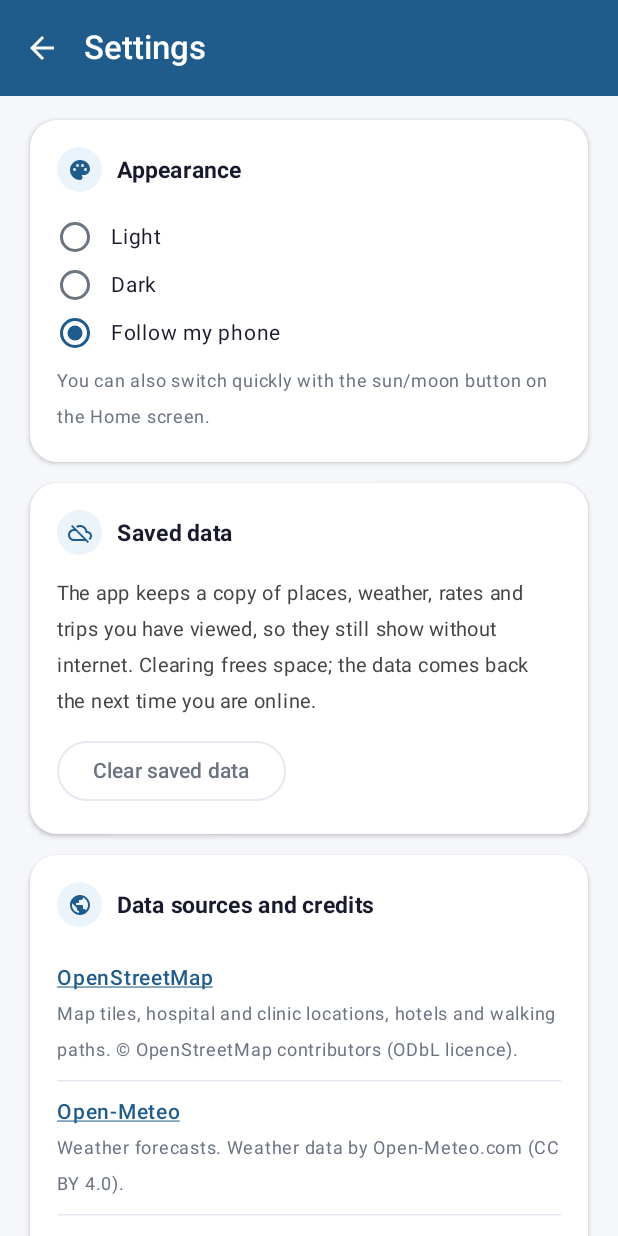
After one commit to pallavkafle/TrialMind, an Android app built with Jetpack Compose: the SettingsScreen screen opened through its navigation route, on a phone screen of 412 x 824 dp. The commit adds this screen. Run offline under Robolectric (Android 15) with nearby library versions, the phone set to English and light mode, and no system bars; our stand-ins replace Room's generated code; network calls fail; pictures from the network do not load.

Commit message:
A9: Settings (theme choice, saved data, credits, version), search bar opens Places, hotel area chips, greeting by time, bell removed, map messages as toast

```diff
--- a/frontend/app/src/main/java/com/example/trailmind/AppNavigation.kt
+++ b/frontend/app/src/main/java/com/example/trailmind/AppNavigation.kt
@@ -1,5 +1,6 @@
 package com.example.trailmind
 
+import com.example.trailmind.ui.settings.SettingsScreen
 import com.example.trailmind.ui.account.SavedPlacesScreen
 import com.example.trailmind.ui.account.ProfileScreen
 import com.example.trailmind.ui.account.LocalFavorites
@@ -76,6 +77,7 @@ object Routes {
     const val MAP = "map"
     const val PROFILE = "profile"
     const val SAVED = "saved_places"
+    const val SETTINGS = "settings"
     const val HOTELS = "hotels?destination={destination}"
     const val PLACES = "places/{category}"
     const val PLACE = "place/{name}"
@@ -108,7 +110,8 @@ fun AppNavigator() {
             openPlaces = { navController.navigate(Routes.places("All")) },
             openProfile = { navController.navigate(Routes.PROFILE) },
             openSaved = { navController.navigate(Routes.SAVED) },
-            openSettings = { navController.navigate(Routes.comingSoon("settings")) }
+            openSettings = { navController.navigate(Routes.SETTINGS) },
+            openSearch = { navController.navigate(Routes.places("Search")) }
         )
     }
     val mapActions = remember(navController) {
@@ -270,6 +273,10 @@ fun AppNavigator() {
             )
         }
 
+        composable(Routes.SETTINGS) {
+            SettingsScreen(onBack = { navController.popBackStack() })
+        }
+
         composable(Routes.PROFILE) {
             ProfileScreen(onBack = { navController.popBackStack() })
         }
--- a/frontend/app/src/main/java/com/example/trailmind/data/repository/HotelRepository.kt
+++ b/frontend/app/src/main/java/com/example/trailmind/data/repository/HotelRepository.kt
@@ -18,6 +18,12 @@ class HotelRepository {
             ApiClient.gatewayApi.nearbyHotels(destination, lat, lon, type, LIMIT, radiusKm)
         }
 
+    // a city hub such as Pokhara (Lakeside) or Namche; the server matches the name
+    suspend fun byCity(city: String, type: String?, radiusKm: Int): Resource<NearbyHotelsResponse> =
+        cachedApiCall("hotelcity:$city:${type ?: "all"}:$radiusKm", "Could not load places to stay") {
+            ApiClient.gatewayApi.nearbyHotelsByCity(city, type, LIMIT, radiusKm)
+        }
+
     companion object {
         private const val LIMIT = 15
     }
--- a/frontend/app/src/main/java/com/example/trailmind/ui/account/AppActions.kt
+++ b/frontend/app/src/main/java/com/example/trailmind/ui/account/AppActions.kt
@@ -8,7 +8,8 @@ class AppActions(
     val openPlaces: () -> Unit,
     val openProfile: () -> Unit,
     val openSaved: () -> Unit,
-    val openSettings: () -> Unit
+    val openSettings: () -> Unit,
+    val openSearch: () -> Unit = {}
 )
 
 val LocalAppActions = compositionLocalOf { AppActions({}, {}, {}, {}, {}) }
--- a/frontend/app/src/main/java/com/example/trailmind/ui/map/MapScreen.kt
+++ b/frontend/app/src/main/java/com/example/trailmind/ui/map/MapScreen.kt
@@ -174,7 +174,7 @@ fun MapScreen(
     LaunchedEffect(Unit) { placesVm.load() }
     LaunchedEffect(message) {
         message?.let {
-            snackbar.showSnackbar(it)
+            android.widget.Toast.makeText(context, it, android.widget.Toast.LENGTH_LONG).show()
             mapVm.clearMessage()
         }
     }
--- /dev/null
+++ b/frontend/app/src/main/java/com/example/trailmind/ui/settings/SettingsScreen.kt
@@ -0,0 +1,214 @@
+package com.example.trailmind.ui.settings
+
+import android.content.Context
+import android.os.Build
+import android.widget.Toast
+import androidx.compose.foundation.clickable
+import androidx.compose.foundation.layout.*
+import androidx.compose.foundation.rememberScrollState
+import androidx.compose.foundation.selection.selectable
+import androidx.compose.foundation.shape.RoundedCornerShape
+import androidx.compose.foundation.verticalScroll
+import androidx.compose.material.icons.Icons
+import androidx.compose.material.icons.automirrored.filled.ArrowBack
+import androidx.compose.material.icons.filled.CloudOff
+import androidx.compose.material.icons.filled.Info
+import androidx.compose.material.icons.filled.Palette
+import androidx.compose.material.icons.filled.Public
+import androidx.compose.material3.*
+import androidx.compose.runtime.*
+import androidx.compose.ui.Alignment
+import androidx.compose.ui.Modifier
+import androidx.compose.ui.graphics.Color
+import androidx.compose.ui.platform.LocalContext
+import androidx.compose.ui.platform.LocalUriHandler
+import androidx.compose.ui.semantics.Role
+import androidx.compose.ui.text.font.FontWeight
+import androidx.compose.ui.text.style.TextDecoration
+import androidx.compose.ui.unit.dp
+import androidx.compose.ui.unit.sp
+import com.example.trailmind.data.local.OfflineCache
+import com.example.trailmind.ui.components.SectionCard
+import com.example.trailmind.ui.home.TrailBlue
+import com.example.trailmind.ui.theme.Pal
+import com.example.trailmind.ui.theme.ThemePrefs
+
+private data class Credit(val name: String, val text: String, val url: String?)
+
+private val credits = listOf(
+    Credit(
+        "OpenStreetMap",
+        "Map tiles, hospital and clinic locations, hotels and walking paths. © OpenStreetMap contributors (ODbL licence).",
+        "https://www.openstreetmap.org/copyright"
+    ),
+    Credit(
+        "Open-Meteo",
+        "Weather forecasts. Weather data by Open-Meteo.com (CC BY 4.0).",
+        "https://open-meteo.com"
+    ),
+    Credit(
+        "Exchange Rate API",
+        "Currency rates (open access, updated once a day).",
+        "https://www.exchangerate-api.com"
+    ),
+    Credit(
+        "Google Gemini",
+        "Writes the day-by-day itinerary text and helps read free-text trip requests. " +
+            "Distances, costs and permits are calculated by the app.",
+        "https://ai.google.dev"
+    ),
+    Credit(
+        "DistilBERT (Hugging Face)",
+        "Checks traveller reviews for sentiment and safety hazards.",
+        "https://huggingface.co"
+    ),
+    Credit(
+        "Permit and entry fees",
+        "Researched from public sources and can change. Always confirm with the park, office or agency before you travel.",
+        null
+    )
+)
+
+@Suppress("DEPRECATION")
+private fun appVersion(context: Context): String = try {
+    val info = context.packageManager.getPackageInfo(context.packageName, 0)
+    val code = if (Build.VERSION.SDK_INT >= 28) info.longVersionCode else info.versionCode.toLong()
+    "${info.versionName} ($code)"
+} catch (e: Exception) {
+    "1.0"
+}
+
+@OptIn(ExperimentalMaterial3Api::class)
+@Composable
+fun SettingsScreen(onBack: () -> Unit) {
+    val context = LocalContext.current
+    val uriHandler = LocalUriHandler.current
+    val mode = ThemePrefs.mode
+    var confirmClear by remember { mutableStateOf(false) }
+    val version = remember { appVersion(context) }
+
+    Scaffold(
+        containerColor = MaterialTheme.colorScheme.background,
+        topBar = {
+            TopAppBar(
+                title = { Text("Settings", fontWeight = FontWeight.SemiBold) },
+                navigationIcon = {
+                    IconButton(onClick = onBack) { Icon(Icons.AutoMirrored.Filled.ArrowBack, "Back") }
+                },
+                colors = TopAppBarDefaults.topAppBarColors(
+                    containerColor = TrailBlue,
+                    titleContentColor = Color.White,
+                    navigationIconContentColor = Color.White
+                )
+            )
+        }
+    ) { padding ->
+        Column(
+            modifier = Modifier
+                .fillMaxSize()
+                .padding(padding)
+                .verticalScroll(rememberScrollState())
+                .padding(horizontal = 20.dp, vertical = 16.dp)
+        ) {
+            SectionCard(title = "Appearance", icon = Icons.Default.Palette) {
+                ThemeOption("Light", mode == ThemePrefs.LIGHT) { ThemePrefs.setMode(context, ThemePrefs.LIGHT) }
+                ThemeOption("Dark", mode == ThemePrefs.DARK) { ThemePrefs.setMode(context, ThemePrefs.DARK) }
+                ThemeOption("Follow my phone", mode == ThemePrefs.SYSTEM) { ThemePrefs.setMode(context, ThemePrefs.SYSTEM) }
+                Spacer(Modifier.height(4.dp))
+                Text(
+                    "You can also switch quickly with the sun/moon button on the Home screen.",
+                    fontSize = 12.sp, color = Pal.textMuted
+                )
+            }
+
+            Spacer(Modifier.height(14.dp))
+
+            SectionCard(title = "Saved data", icon = Icons.Default.CloudOff) {
+                Text(
+                    "The app keeps a copy of places, weather, rates and trips you have viewed, so they still show " +
+                        "without internet. Clearing frees space; the data comes back the next time you are online.",
+                    fontSize = 13.sp, color = Pal.textBody
+                )
+                Spacer(Modifier.height(10.dp))
+                OutlinedButton(onClick = { confirmClear = true }) { Text("Clear saved data") }
+            }
+
+            Spacer(Modifier.height(14.dp))
+
+            SectionCard(title = "Data sources and credits", icon = Icons.Default.Public) {
+                credits.forEachIndexed { i, c ->
+                    Column(
+                        modifier = Modifier
+                            .fillMaxWidth()
+                            .then(
+                                if (c.url != null) {
+                                    Modifier.clickable {
+                                        try {
+                                            uriHandler.openUri(c.url)
+                                        } catch (e: Exception) {
+                                            Toast.makeText(context, "No web browser found on this device.", Toast.LENGTH_SHORT).show()
+                                        }
+                                    }
+                                } else {
+                                    Modifier
+                                }
+                            )
+                            .padding(vertical = 8.dp)
+                    ) {
+                        Text(
+                            c.name,
+                            fontSize = 14.sp,
+                            fontWeight = FontWeight.SemiBold,
+                            color = if (c.url != null) Pal.blue else Pal.textDark,
+                            textDecoration = if (c.url != null) TextDecoration.Underline else null
+                        )
+                        Text(c.text, fontSize = 12.sp, color = Pal.textMuted)
+                    }
+                    if (i < credits.lastIndex) HorizontalDivider(color = MaterialTheme.colorScheme.outlineVariant)
+                }
+            }
+
+            Spacer(Modifier.height(14.dp))
+
+            SectionCard(title = "About", icon = Icons.Default.Info) {
+                Text("TrailMind", fontSize = 15.sp, fontWeight = FontWeight.Bold, color = Pal.textDark)
+                Text("Intelligent Travel Planning for Nepal", fontSize = 12.sp, color = Pal.textMuted)
+                Spacer(Modifier.height(6.dp))
+                Text("Version $version", fontSize = 12.sp, color = Pal.textMuted)
+            }
+
+            Spacer(Modifier.height(24.dp))
+        }
+    }
+
+    if (confirmClear) {
+        AlertDialog(
+            onDismissRequest = { confirmClear = false },
+            title = { Text("Clear saved data?") },
+            text = { Text("Places, weather, rates and trips will need internet to load again.") },
+            confirmButton = {
+                TextButton(onClick = {
+                    OfflineCache.clearAsync()
+                    confirmClear = false
+                    Toast.makeText(context, "Saved data cleared", Toast.LENGTH_SHORT).show()
+                }) { Text("Clear", color = Pal.red) }
+            },
+            dismissButton = { TextButton(onClick = { confirmClear = false }) { Text("Cancel") } }
+        )
+    }
+}
+
+@Composable
+private fun ThemeOption(label: String, selected: Boolean, onSelect: () -> Unit) {
+    Row(
+        modifier = Modifier
+            .fillMaxWidth()
+            .selectable(selected = selected, onClick = onSelect, role = Role.RadioButton)
+            .padding(vertical = 4.dp),
+        verticalAlignment = Alignment.CenterVertically
+    ) {
+        RadioButton(selected = selected, onClick = null)
+        Spacer(Modifier.width(12.dp))
+        Text(label, fontSize = 14.sp, color = Pal.textDark)
+    }
+}
```
Also changed, not shown: frontend/app/src/main/java/com/example/trailmind/data/remote/GatewayApi.kt (+9 -0 lines), frontend/app/src/main/java/com/example/trailmind/ui/home/HomeScreen.kt (+14 -19 lines), frontend/app/src/main/java/com/example/trailmind/ui/hotels/HotelsScreen.kt (+21 -0 lines), frontend/app/src/main/java/com/example/trailmind/ui/hotels/HotelsViewModel.kt (+8 -0 lines), frontend/app/src/main/java/com/example/trailmind/ui/places/PlacesScreen.kt (+8 -2 lines), frontend/app/src/main/java/com/example/trailmind/ui/theme/Theme.kt (+7 -0 lines).
